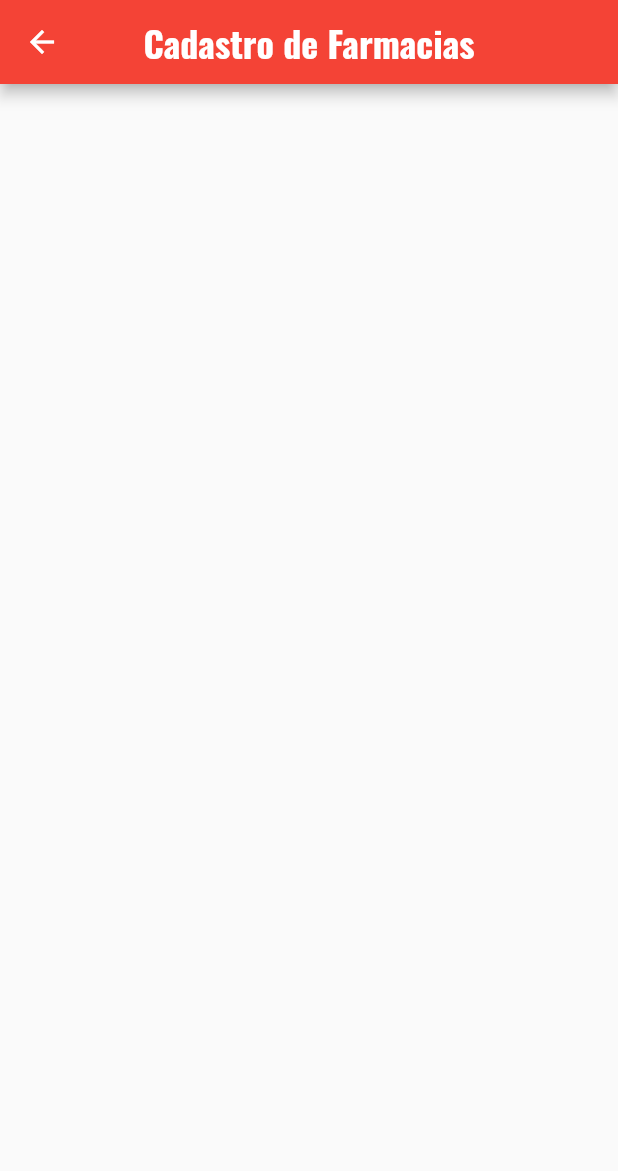
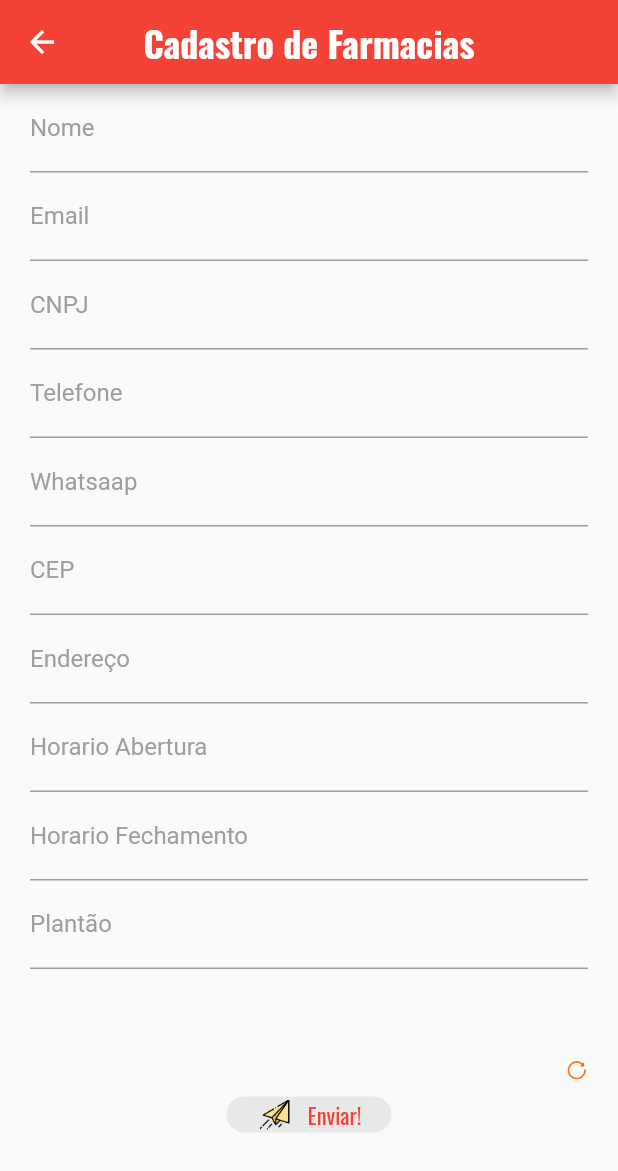
Before and after one commit to ricardooliver-ads-2019/plantao_farma, a Flutter app: the PageCadastFarma screen opened by its route, on a phone screen of 412 x 824 dp. Shown: the top 1171 px of the screen. Run offline on Flutter 3.47's test engine with Material 2 defaults, Android fonts, the phone set to English and light mode, and no system bars; our stand-ins replace firebase_auth, firebase_core, google_fonts, loading_indicator; missing offline and left inert: animated_card, validatorless; accounts and stored records are empty.

Commit message:
telaDeCadastroDeFarmacias

```diff
--- /dev/null
+++ b/lib/components/default_button.dart
@@ -0,0 +1,56 @@
+// ignore_for_file: prefer_const_constructors, prefer_const_constructors_in_immutables
+
+import 'package:flutter/material.dart';
+import 'package:google_fonts/google_fonts.dart';
+import 'package:plantao_farma/utils/app_color.dart';
+
+
+class DefaultButton extends StatelessWidget {
+   DefaultButton({
+    Key ?key,
+    required this.imageSrc,
+    required this.text,
+    required this.press,
+  }) : super(key: key);
+
+  final String imageSrc, text;
+  final Function press;
+
+  @override
+  Widget build(BuildContext context) {
+    return TextButton(
+      style: TextButton.styleFrom(
+        shape: RoundedRectangleBorder(borderRadius: BorderRadius.circular(50)),
+        primary: AppColor.bgColor,
+        padding: EdgeInsets.symmetric(
+        vertical: 0,
+        horizontal: 20,
+      ),
+      ),
+
+
+      onPressed: (){
+        //print("Hello World");
+        press();
+      },
+      child: Row(
+        crossAxisAlignment: CrossAxisAlignment.center,
+        mainAxisAlignment: MainAxisAlignment.center,
+        children: [
+          Expanded(flex: 2,child: Image.asset(imageSrc, height: 20)),
+          Expanded(flex: 0, child: SizedBox(width: 10)),
+          Expanded(
+            flex: 3,
+            child: Text(text,
+              style: GoogleFonts.oswald(
+                color: AppColor.primaryColor,
+                fontSize: 15,
+                fontWeight: FontWeight.normal
+              ),
+            )
+          ),
+        ],
+      ),
+    );
+  }
+}
--- /dev/null
+++ b/lib/components/form_cadast_farmacia.dart
@@ -0,0 +1,286 @@
+// ignore_for_file: prefer_final_fields, prefer_const_constructors, avoid_unnecessary_containers
+
+import 'package:flutter/material.dart';
+import 'package:plantao_farma/components/default_button.dart';
+import 'package:plantao_farma/utils/app_assets.dart';
+import 'package:validatorless/validatorless.dart';
+
+class FormCadastFarmacia extends StatefulWidget {
+  const FormCadastFarmacia({ Key? key }) : super(key: key);
+
+  @override
+  _FormCadastFarmaciaState createState() => _FormCadastFarmaciaState();
+}
+
+class _FormCadastFarmaciaState extends State<FormCadastFarmacia> {
+  final _formKey = GlobalKey<FormState>();
+  var _nameEC = TextEditingController();
+  var _emailEC = TextEditingController();
+  var _cnpjEC = TextEditingController();
+  var _telefoneEC = TextEditingController();
+  var _whatsaapEC = TextEditingController();
+  var _cepEC = TextEditingController();
+  var _ederecoEC = TextEditingController();
+  var _horarioAberturaEC = TextEditingController();
+  var _horarioFechamentoEC = TextEditingController();
+  var _plantaoEC = TextEditingController();
+
+  @override
+  void dispose() {
+    _nameEC.dispose();
+    _emailEC.dispose();
+    _cnpjEC.dispose();
+    _telefoneEC.dispose();
+    _whatsaapEC.dispose();
+    _cepEC.dispose();
+    _ederecoEC.dispose();
+    _horarioAberturaEC.dispose();
+    _horarioFechamentoEC.dispose();
+    _plantaoEC.dispose();
+    super.dispose();
+  }
+
+  void clearTextEditingController(){
+    setState(() {
+      _nameEC = TextEditingController();
+      _emailEC = TextEditingController();
+      _cnpjEC = TextEditingController();
+      _telefoneEC = TextEditingController();
+      _whatsaapEC = TextEditingController();
+      _cepEC = TextEditingController();
+      _ederecoEC = TextEditingController();
+      _horarioAberturaEC = TextEditingController();
+      _horarioFechamentoEC = TextEditingController();
+      _plantaoEC = TextEditingController();
+    });
+  }
+
+  @override
+  Widget build(BuildContext context) {
+    var telaWidth = MediaQuery.of(context).size.width;
+    return Padding(
+      padding: const EdgeInsets.symmetric(horizontal: 20),
+      child: Form(
+        key: _formKey,
+        child: Column(
+          mainAxisSize: MainAxisSize.min,
+          children: [
+            Container(
+              child: TextFormField(
+                controller: _nameEC,
+                onChanged: (value) {},
+                style: TextStyle(color: Colors.grey),
+                decoration: InputDecoration(
+                  enabledBorder: UnderlineInputBorder(borderSide: BorderSide(color: Colors.grey)),
+                  focusedBorder: UnderlineInputBorder(borderSide: BorderSide(color: Colors.grey)),
+                  labelText: "Nome",
+                  hintText: "Nome",
+                  hintStyle: TextStyle(color: Colors.grey),
+                  labelStyle: TextStyle(color: Colors.grey)
+                ),
+                validator: Validatorless.required('Informe seu nome!'),
+              ),
+            ),
+            Container(
+              child: TextFormField(
+                controller: _emailEC,
+                onChanged: (value) {},
+                style: TextStyle(color: Colors.grey),
+                decoration: InputDecoration(
+                  enabledBorder: UnderlineInputBorder(borderSide: BorderSide(color: Colors.grey)),
+                  focusedBorder: UnderlineInputBorder(borderSide: BorderSide(color: Colors.grey)),
+                  labelText: "Email",
+                  hintText: "Digite email",
+                  hintStyle: TextStyle(color: Colors.grey),
+                  labelStyle: TextStyle(color: Colors.grey)
+                ),
+                validator: Validatorless.multiple([
+                  Validatorless.email('Email Inválido!'),
+                  Validatorless.required('Informe seu email!'),
+                ]),
+
+              ),
+            ),
+            Container(
+              child: TextFormField(
+                controller: _cnpjEC,
+                onChanged: (value) {},
+                style: TextStyle(color: Colors.grey),
+                decoration: InputDecoration(
+                  enabledBorder: UnderlineInputBorder(borderSide: BorderSide(color: Colors.grey)),
+                  focusedBorder: UnderlineInputBorder(borderSide: BorderSide(color: Colors.grey)),
+                  labelText: "CNPJ",
+                  hintText: "Informe o Asunto",
+                  hintStyle: TextStyle(color: Colors.grey),
+                  labelStyle: TextStyle(color: Colors.grey)
+                ),
+                validator: Validatorless.required("Informe O assunto da mensagem!"),
+              ),
+            ),
+            Container(
+              child: TextFormField(
+                controller: _telefoneEC,
+                onChanged: (value) {},
+                style: TextStyle(color: Colors.grey),
+                decoration: InputDecoration(
+                  enabledBorder: UnderlineInputBorder(borderSide: BorderSide(color: Colors.grey)),
+                  focusedBorder: UnderlineInputBorder(borderSide: BorderSide(color: Colors.grey)),
+                  labelText: "Telefone",
+                  hintText: "Informe o Asunto",
+                  hintStyle: TextStyle(color: Colors.grey),
+                  labelStyle: TextStyle(color: Colors.grey)
+                ),
+                validator: Validatorless.required("Informe O assunto da mensagem!"),
+              ),
+            ),
+            Container(
+              child: TextFormField(
+                controller: _whatsaapEC,
+                onChanged: (value) {},
+                style: TextStyle(color: Colors.grey),
+                decoration: InputDecoration(
+                  enabledBorder: UnderlineInputBorder(borderSide: BorderSide(color: Colors.grey)),
+                  focusedBorder: UnderlineInputBorder(borderSide: BorderSide(color: Colors.grey)),
+                  labelText: "Whatsaap",
+                  hintText: "Informe o Asunto",
+                  hintStyle: TextStyle(color: Colors.grey),
+                  labelStyle: TextStyle(color: Colors.grey)
+                ),
+                validator: Validatorless.required("Informe O assunto da mensagem!"),
+              ),
+            ),
+            Container(
+              child: TextFormField(
+                controller: _cepEC,
+                onChanged: (value) {},
+                style: TextStyle(color: Colors.grey),
+                decoration: InputDecoration(
+                  enabledBorder: UnderlineInputBorder(borderSide: BorderSide(color: Colors.grey)),
+                  focusedBorder: UnderlineInputBorder(borderSide: BorderSide(color: Colors.grey)),
+                  labelText: "CEP",
+                  hintText: "Informe o Asunto",
+                  hintStyle: TextStyle(color: Colors.grey),
+                  labelStyle: TextStyle(color: Colors.grey)
+                ),
+                validator: Validatorless.required("Informe O assunto da mensagem!"),
+              ),
+            ),
+            Container(
+              child: TextFormField(
+                controller: _ederecoEC,
+                onChanged: (value) {},
+                style: TextStyle(color: Colors.grey),
+                decoration: InputDecoration(
+                  enabledBorder: UnderlineInputBorder(borderSide: BorderSide(color: Colors.grey)),
+                  focusedBorder: UnderlineInputBorder(borderSide: BorderSide(color: Colors.grey)),
+                  labelText: "Endereço",
+                  hintText: "Informe o Asunto",
+                  hintStyle: TextStyle(color: Colors.grey),
+                  labelStyle: TextStyle(color: Colors.grey)
+                ),
+                validator: Validatorless.required("Informe O assunto da mensagem!"),
+              ),
+            ),
+            Container(
+              child: TextFormField(
+                controller: _horarioAberturaEC,
+                onChanged: (value) {},
+                style: TextStyle(color: Colors.grey),
+                decoration: InputDecoration(
+                  enabledBorder: UnderlineInputBorder(borderSide: BorderSide(color: Colors.grey)),
+                  focusedBorder: UnderlineInputBorder(borderSide: BorderSide(color: Colors.grey)),
+                  labelText: "Horario Abertura",
+                  hintText: "Informe o Asunto",
+                  hintStyle: TextStyle(color: Colors.grey),
+                  labelStyle: TextStyle(color: Colors.grey)
+                ),
+                validator: Validatorless.required("Informe O assunto da mensagem!"),
+              ),
+            ),
+            Container(
+              child: TextFormField(
+                controller: _horarioFechamentoEC,
+                onChanged: (value) {},
+                style: TextStyle(color: Colors.grey),
+                decoration: InputDecoration(
+                  enabledBorder: UnderlineInputBorder(borderSide: BorderSide(color: Colors.grey)),
+                  focusedBorder: UnderlineInputBorder(borderSide: BorderSide(color: Colors.grey)),
+                  labelText: "Horario Fechamento",
+                  hintText: "Informe o Asunto",
+                  hintStyle: TextStyle(color: Colors.grey),
+                  labelStyle: TextStyle(color: Colors.grey)
+                ),
+                validator: Validatorless.required("Informe O assunto da mensagem!"),
+              ),
+            ),
+            Container(
+              child: TextFormField(
+                controller: _plantaoEC,
+                onChanged: (value) {},
+                style: TextStyle(color: Colors.grey),
+                decoration: InputDecoration(
+                  enabledBorder: UnderlineInputBorder(borderSide: BorderSide(color: Colors.grey)),
+                  focusedBorder: UnderlineInputBorder(borderSide: BorderSide(color: Colors.grey)),
+                  labelText: "Plantão",
+                  hintText: "Informe o Asunto",
+                  hintStyle: TextStyle(color: Colors.grey),
+                  labelStyle: TextStyle(color: Colors.grey)
+                ),
+                validator: Validatorless.required("Informe O assunto da mensagem!"),
+              ),
+            ),
+            SizedBox(height: 40),
+            SizedBox(height: 20),
+            Row(
+              mainAxisAlignment: MainAxisAlignment.end,
+              children: [
+                MouseRegion(
+                  cursor: SystemMouseCursors.click,
+                  child: GestureDetector(
+                    onTap: clearTextEditingController,
+                    child: Image.asset(AppAssets.buttonReset,width: 15,),
+                  ),
+                )
+              ],
+            ),
+            Padding(
+              padding: const EdgeInsets.only(bottom: 20, top: 10),
+              child: Wrap(
+                alignment: WrapAlignment.spaceBetween,
+                spacing: 20,
+                runSpacing: 20,
+                children: [
+                  FittedBox(
+                    child: Container(
+                      height: 24,
+                      width: telaWidth > 350 ? 110 : 200,
+                      decoration: BoxDecoration(
+                        color: Colors.grey.withOpacity(0.2),
+                        borderRadius: BorderRadius.circular(50)
+                      ),
+                      child: DefaultButton(
+                        imageSrc: AppAssets.iconEnviar,
+                        text: "Enviar!",
+                        press: () {
+                          var formValid = _formKey.currentState?.validate() ?? false;
+                          if(formValid){
+                            //chamada da função para enviar email
+                            //_nameEC.text,
+                            //_emailEC.text,
+                            //_descrisionEC.text,
+                            //_mesageEC.text
+
+                          }
+                        },
+                      ),
+                    ),
+                  ),
+                ],
+              ),
+            )
+          ],
+        ),
+      ),
+    );
+  }
+}
--- a/lib/screens/page_cadast_farma.dart
+++ b/lib/screens/page_cadast_farma.dart
@@ -3,6 +3,7 @@
 import 'package:flutter/material.dart';
 import 'package:google_fonts/google_fonts.dart';
 import 'package:plantao_farma/app_routes.dart';
+import 'package:plantao_farma/components/form_cadast_farmacia.dart';
 import 'package:plantao_farma/utils/app_color.dart';
 class PageCadastFarma extends StatefulWidget {
   const PageCadastFarma({ Key? key }) : super(key: key);
@@ -33,7 +34,10 @@ class _PageCadastFarmaState extends State<PageCadastFarma> {
       ),
       body: SingleChildScrollView(
         child: Column(
-          children: [],
+          // ignore: prefer_const_literals_to_create_immutables
+          children: [
+            FormCadastFarmacia(),
+          ],
         ),
 
       ),
--- a/lib/utils/app_assets.dart
+++ b/lib/utils/app_assets.dart
@@ -5,5 +5,7 @@ class AppAssets{
   static const titleG = 'assets/images/imgTitleG.png';
   static const buttonON = 'assets/images/imgButtonON.png';
   static const buttonOFF = 'assets/images/imgButtonOFF.png';
+  static const buttonReset = 'assets/images/iconReset.png';
+  static const iconEnviar = 'assets/images/imgIconEnviar.png';
 
 }
```
Also changed, not shown: assets/images/iconReset.png (added), assets/images/imgIconEnviar.png (added).
